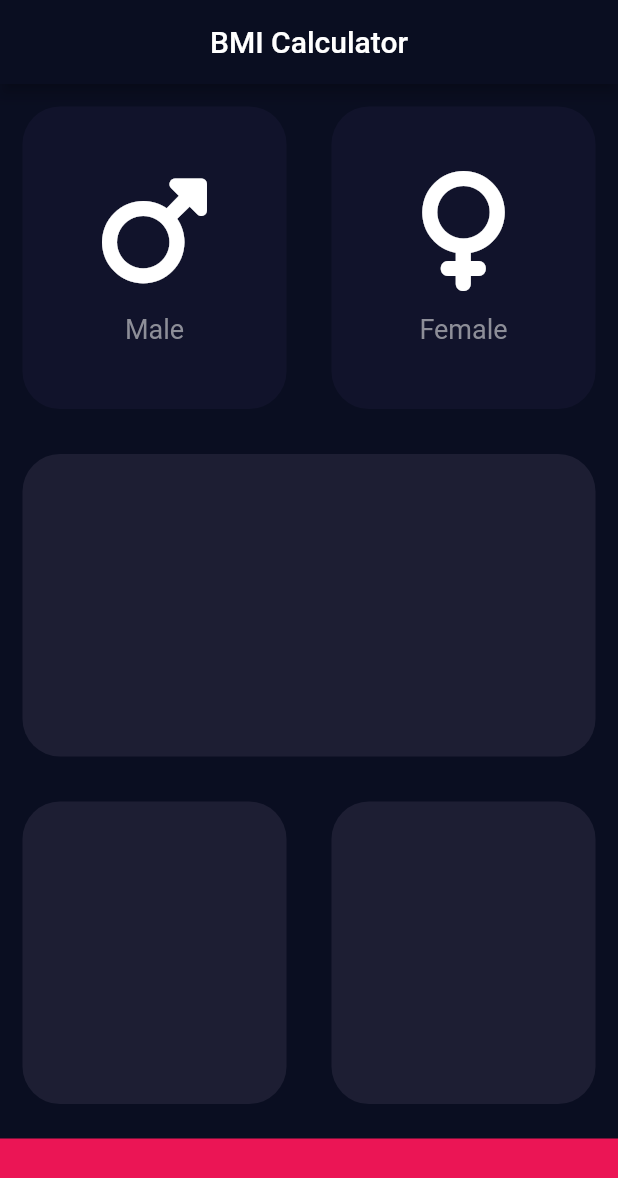
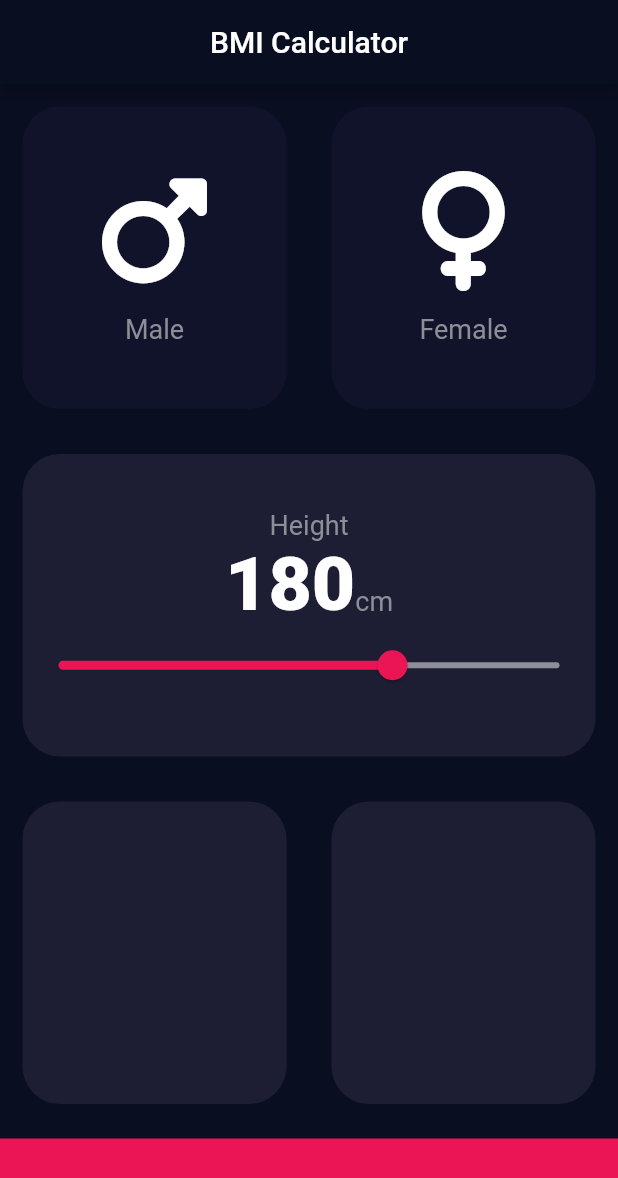
Before and after one commit to skudu95/BMI_Calculator_Flutter, a Flutter app: the screen it shows after launch, on a phone screen of 412 x 824 dp. Shown: the top 1178 px of the screen. Run offline on Flutter 3.47's test engine with Material 2 defaults, Android fonts, the phone set to English and light mode, and no system bars; our stand-ins replace font_awesome_flutter.

Commit message:
working with Slider and Constants

```diff
--- /dev/null
+++ b/lib/constants.dart
@@ -0,0 +1,19 @@
+import 'package:flutter/material.dart';
+
+const kBottomContainerHeight = 65.0;
+const kCardColor = Color(0xFF1D1E33);
+const kBottomContainerColor = Color(0xFFEB1555);
+const kInactiveCardColor = Color(0xFF11132B);
+const kSliderActiveColor = Color(0xFFEB1555);
+const kSliderInActiveColor = Color(0xFF8D8E98);
+
+const kLabelTextStyle = TextStyle(
+  fontSize: 18.0,
+  color: kSliderInActiveColor,
+  // color: Color(0xFF8D8E98),
+);
+
+const kNumberTextStyle = TextStyle(
+  fontSize: 50.0,
+  fontWeight: FontWeight.w900,
+);
--- a/lib/icon_content.dart
+++ b/lib/icon_content.dart
@@ -1,4 +1,5 @@
 import 'package:flutter/material.dart';
+import 'constants.dart';
 
 class ReusableIconContent extends StatelessWidget {
   const ReusableIconContent({Key? key, this.icon, this.iconLabel})
@@ -24,10 +25,7 @@ class ReusableIconContent extends StatelessWidget {
         ),
         Text(
           iconLabel!,
-          style: TextStyle(
-            fontSize: 18.0,
-            color: Color(0xFF8D8E98),
-          ),
+          style: kLabelTextStyle,
         ),
       ],
     );
--- a/lib/input_page.dart
+++ b/lib/input_page.dart
@@ -2,11 +2,7 @@ import 'package:flutter/material.dart';
 import 'package:font_awesome_flutter/font_awesome_flutter.dart';
 import 'icon_content.dart';
 import 'reusable_card.dart';
-
-const bottomContainerHeight = 65.0;
-const cardColor = Color(0xFF1D1E33);
-const bottomContainerColor = Color(0xFFEB1555);
-const inactiveCardColor = Color(0xFF11132B);
+import 'constants.dart';
 
 enum Gender { male, female }
 
@@ -41,6 +37,7 @@ class _InputPageState extends State<InputPage> {
     }
   }*/
   Gender? selectedGender;
+  int height = 180;
 
   @override
   Widget build(BuildContext context) {
@@ -51,43 +48,40 @@ class _InputPageState extends State<InputPage> {
         centerTitle: true,
       ),
       body: Column(
+        crossAxisAlignment: CrossAxisAlignment.stretch,
         children: <Widget>[
           Expanded(
             child: Row(
               children: <Widget>[
                 Expanded(
-                  child: GestureDetector(
-                    onTap: () {
+                  child: ReusableCard(
+                    onClickCard: () {
                       setState(() {
                         selectedGender = Gender.male;
                       });
                     },
-                    child: ReusableCard(
                     colour: selectedGender == Gender.male
-                          ? cardColor
-                          : inactiveCardColor,
+                        ? kCardColor
+                        : kInactiveCardColor,
                     cardChild: ReusableIconContent(
                       icon: FontAwesomeIcons.mars,
                       iconLabel: 'Male',
                     ),
                   ),
                 ),
-                ),
                 Expanded(
-                  child: GestureDetector(
-                    onTap: () {
+                  child: ReusableCard(
+                    onClickCard: () {
                       setState(() {
                         selectedGender = Gender.female;
                       });
                     },
-                    child: ReusableCard(
                     colour: selectedGender == Gender.female
-                          ? cardColor
-                          : inactiveCardColor,
+                        ? kCardColor
+                        : kInactiveCardColor,
                     cardChild: ReusableIconContent(
                       icon: FontAwesomeIcons.venus,
                       iconLabel: 'Female',
-                      ),
                     ),
                   ),
                 ),
@@ -96,7 +90,43 @@ class _InputPageState extends State<InputPage> {
           ),
           Expanded(
             child: ReusableCard(
-              colour: cardColor,
+              colour: kCardColor,
+              cardChild: Column(
+                mainAxisAlignment: MainAxisAlignment.center,
+                children: <Widget>[
+                  Text(
+                    'Height',
+                    style: kLabelTextStyle,
+                  ),
+                  Row(
+                    mainAxisAlignment: MainAxisAlignment.center,
+                    crossAxisAlignment: CrossAxisAlignment.baseline,
+                    textBaseline: TextBaseline.alphabetic,
+                    children: <Widget>[
+                      Text(
+                        height.toString(),
+                        style: kNumberTextStyle,
+                      ),
+                      Text(
+                        'cm',
+                        style: kLabelTextStyle,
+                      ),
+                    ],
+                  ),
+                  Slider(
+                    value: height.toDouble(),
+                    min: 100.0,
+                    max: 220.0,
+                    activeColor: kSliderActiveColor,
+                    inactiveColor: kSliderInActiveColor,
+                    onChanged: (double value) {
+                      setState(() {
+                        height = value.round();
+                      });
+                    },
+                  ),
+                ],
+              ),
             ),
           ),
           Expanded(
@@ -104,22 +134,22 @@ class _InputPageState extends State<InputPage> {
               children: <Widget>[
                 Expanded(
                   child: ReusableCard(
-                    colour: cardColor,
+                    colour: kCardColor,
                   ),
                 ),
                 Expanded(
                   child: ReusableCard(
-                    colour: cardColor,
+                    colour: kCardColor,
                   ),
                 ),
               ],
             ),
           ),
           Container(
-            color: bottomContainerColor,
+            color: kBottomContainerColor,
             margin: EdgeInsets.only(top: 8.0),
             width: double.infinity,
-            height: bottomContainerHeight,
+            height: kBottomContainerHeight,
           ),
         ],
       ),
--- a/lib/reusable_card.dart
+++ b/lib/reusable_card.dart
@@ -3,20 +3,25 @@ import 'package:flutter/material.dart';
 class ReusableCard extends StatelessWidget {
   // ReusableCard({super.key, required this.colour});
   // ReusableCard({super.key, required this.colour, this.cardChild});
-  ReusableCard({super.key, required this.colour, this.cardChild});
+  ReusableCard(
+      {super.key, required this.colour, this.cardChild, this.onClickCard});
 
   final Color colour;
   final Widget? cardChild;
+  final void Function()? onClickCard;
 
   @override
   Widget build(BuildContext context) {
-    return Container(
-      margin: EdgeInsets.all(15.0),
-      decoration: BoxDecoration(
-        borderRadius: BorderRadius.circular(25.0),
-        color: colour,
+    return GestureDetector(
+      onTap: onClickCard,
+      child: Container(
+        margin: EdgeInsets.all(15.0),
+        decoration: BoxDecoration(
+          borderRadius: BorderRadius.circular(25.0),
+          color: colour,
+        ),
+        child: cardChild,
       ),
-      child: cardChild,
     );
   }
 }
```
Lines whose indentation alone changed are shown as unchanged.
